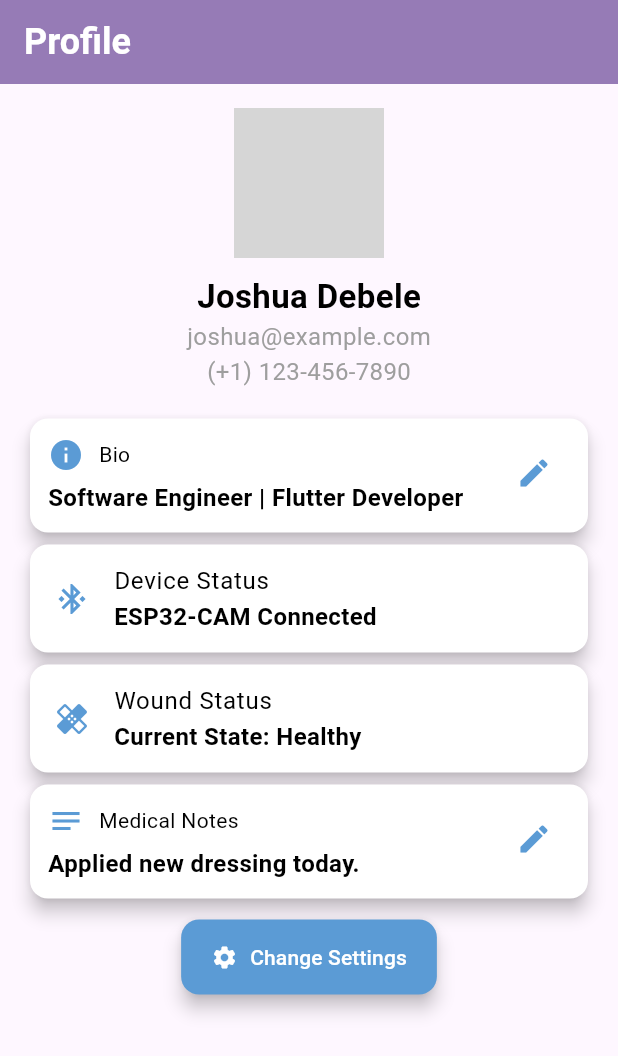
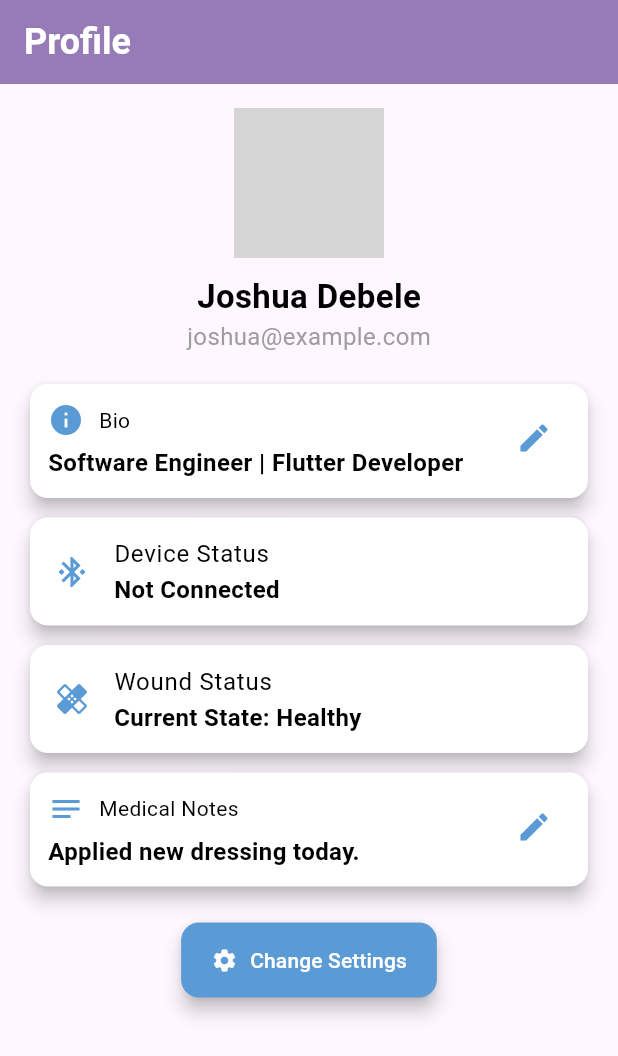
Before and after one commit to 500-TS-2-PatchNotes/PatchNotes-Mobile-App, a Flutter app: the ProfileView screen opened directly, on a phone screen of 412 x 824 dp. Shown: the top 1056 px of the screen. Run offline on Flutter 3.47's test engine with Material 3 defaults, Android fonts, the phone set to English and light mode, and no system bars; our stand-ins replace cloud_firestore, firebase_auth, firebase_core, firebase_storage, fl_chart, flutter_blue_plus and 2 more; accounts and stored records are empty; grey boxes are pictures that could not be loaded.

Commit message:
Fixed Bluetooth Connectivity

```diff
--- a/patchnotes/lib/main.dart
+++ b/patchnotes/lib/main.dart
@@ -2,6 +2,7 @@ import 'package:cloud_firestore/cloud_firestore.dart';
 import 'package:flutter/material.dart';
 import 'package:firebase_core/firebase_core.dart';
 import 'package:firebase_storage/firebase_storage.dart';
+import 'package:patchnotes/bluetooth/manager.dart';
 import 'package:patchnotes/viewmodels/auth_viewmodel.dart';
 import 'package:patchnotes/viewmodels/bacterial_growth.dart';
 import 'package:patchnotes/viewmodels/notifications_viewmodel.dart';
@@ -39,7 +40,8 @@ class MyApp extends StatelessWidget {
         ChangeNotifierProvider(create: (_) => AuthViewModel()),
         ChangeNotifierProvider(create: (_) => NotificationsViewModel()),
         ChangeNotifierProvider(create: (_) => ProfileViewModel()),
-        ChangeNotifierProvider(create: (_) => SettingsViewModel())
+        ChangeNotifierProvider(create: (_) => SettingsViewModel()),
+        ChangeNotifierProvider(create: (_) => BluetoothManager())
       ],
       child: MaterialApp(
         title: 'Patch Notes',
--- a/patchnotes/lib/viewmodels/profile_viewmodel.dart
+++ b/patchnotes/lib/viewmodels/profile_viewmodel.dart
@@ -5,10 +5,9 @@ class ProfileViewModel extends ChangeNotifier {
   String _profileImage = "";
   String _displayName = "Joshua Debele";
   String _email = "joshua@example.com";
-  String _phoneNumber = "(+1) 123-456-7890";
   String _bio = "Software Engineer | Flutter Developer";
   bool _isEditingBio = false;
-  String _deviceStatus = "ESP32-CAM Connected";
+  String _deviceStatus = "Not Connected";
   String _woundStatus = "Current State: Healthy";
   String _medicalNotes = "Applied new dressing today.";
   bool _isEditingNotes = false;
@@ -16,7 +15,6 @@ class ProfileViewModel extends ChangeNotifier {
   String get profileImage => _profileImage;
   String get displayName => _displayName;
   String get email => _email;
-  String get phoneNumber => _phoneNumber;
   String get bio => _bio;
   bool get isEditingBio => _isEditingBio;
   String get deviceStatus => _deviceStatus;
--- a/patchnotes/lib/views/profile.dart
+++ b/patchnotes/lib/views/profile.dart
@@ -10,8 +10,10 @@ class ProfileView extends StatelessWidget {
   Widget build(BuildContext context) {
     final profileVM = Provider.of<ProfileViewModel>(context);
 
-    TextEditingController bioController = TextEditingController(text: profileVM.bio);
-    TextEditingController notesController = TextEditingController(text: profileVM.medicalNotes);
+    TextEditingController bioController =
+        TextEditingController(text: profileVM.bio);
+    TextEditingController notesController =
+        TextEditingController(text: profileVM.medicalNotes);
 
     return Scaffold(
       appBar: const Header(title: "Profile"),
@@ -31,9 +33,12 @@ class ProfileView extends StatelessWidget {
             ),
             SizedBox(height: 10),
             Text(profileVM.displayName,
-                style: TextStyle(fontSize: 22, fontWeight: FontWeight.bold, color: Colors.black)),
-            Text(profileVM.email, style: TextStyle(fontSize: 16, color: Colors.grey)),
-            Text(profileVM.phoneNumber, style: TextStyle(fontSize: 16, color: Colors.grey)),
+                style: TextStyle(
+                    fontSize: 22,
+                    fontWeight: FontWeight.bold,
+                    color: Colors.black)),
+            Text(profileVM.email,
+                style: TextStyle(fontSize: 16, color: Colors.grey)),
             SizedBox(height: 16),
 
             // Bio Section
@@ -50,9 +55,14 @@ class ProfileView extends StatelessWidget {
               onEdit: profileVM.toggleBioEditing,
             ),
 
+            SizedBox(height: 5),
             // Device Status & Wound Status
-            _buildInfoCard("Device Status", profileVM.deviceStatus, Icons.bluetooth_connected),
-            _buildInfoCard("Wound Status", profileVM.woundStatus, Icons.healing),
+            _buildInfoCard("Device Status", profileVM.deviceStatus,
+                Icons.bluetooth_connected),
+            SizedBox(height: 5),
+            _buildInfoCard(
+                "Wound Status", profileVM.woundStatus, Icons.healing),
+            SizedBox(height: 5),
 
             // Medical Notes Section
             _buildEditableCard(
@@ -68,7 +78,7 @@ class ProfileView extends StatelessWidget {
               onEdit: profileVM.toggleNotesEditing,
             ),
 
-            SizedBox(height: 10),
+            SizedBox(height: 20),
 
             // Settings Button
             ElevatedButton.icon(
@@ -84,7 +94,8 @@ class ProfileView extends StatelessWidget {
                 mainScreenKey.currentState?.onTabTapped(4);
               },
               icon: Icon(Icons.settings, color: Colors.white),
-              label: Text('Change Settings', style: TextStyle(color: Colors.white)),
+              label: Text('Change Settings',
+                  style: TextStyle(color: Colors.white)),
             ),
           ],
         ),
@@ -116,7 +127,9 @@ class ProfileView extends StatelessWidget {
                   children: [
                     Icon(icon, color: Color(0xFF5B9BD5)),
                     SizedBox(width: 10),
-                    Text(title, style: TextStyle(fontWeight: FontWeight.w400, color: Colors.black)),
+                    Text(title,
+                        style: TextStyle(
+                            fontWeight: FontWeight.w400, color: Colors.black)),
                   ],
                 ),
                 SizedBox(height: 5),
@@ -137,14 +150,18 @@ class ProfileView extends StatelessWidget {
                         ),
                       )
                     : Text(value,
-                        style: TextStyle(fontSize: 16, fontWeight: FontWeight.bold, color: Colors.black)),
+                        style: TextStyle(
+                            fontSize: 16,
+                            fontWeight: FontWeight.bold,
+                            color: Colors.black)),
               ],
             ),
             Positioned(
               top: 0,
               right: 0,
               child: IconButton(
-                icon: Icon(isEditing ? Icons.check : Icons.edit, color: Color(0xFF5B9BD5)),
+                icon: Icon(isEditing ? Icons.check : Icons.edit,
+                    color: Color(0xFF5B9BD5)),
                 onPressed: isEditing ? onSave : onEdit,
               ),
             ),
@@ -161,8 +178,13 @@ class ProfileView extends StatelessWidget {
       shape: RoundedRectangleBorder(borderRadius: BorderRadius.circular(12)),
       child: ListTile(
         leading: Icon(icon, color: Color(0xFF5B9BD5)),
-        title: Text(title, style: TextStyle(fontWeight: FontWeight.w400, color: Colors.black)),
-        subtitle: Text(value, style: TextStyle(fontSize: 16, fontWeight: FontWeight.bold, color: Colors.black)),
+        title: Text(title,
+            style: TextStyle(fontWeight: FontWeight.w400, color: Colors.black)),
+        subtitle: Text(value,
+            style: TextStyle(
+                fontSize: 16,
+                fontWeight: FontWeight.bold,
+                color: Colors.black)),
       ),
     );
   }
```
Also changed, not shown: patchnotes/lib/bluetooth/manager.dart (+41 -19 lines), patchnotes/lib/bluetooth/scanner.dart (+119 -20 lines), patchnotes/lib/views/dashboard.dart (+34 -9 lines).
